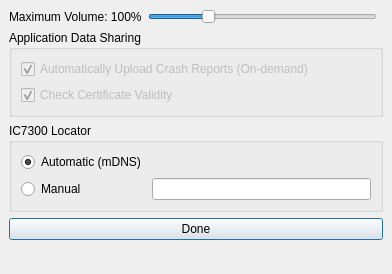
The window that preferences.ui (mckaymatthew/rdu3) describes before a commit, drawn with Qt 5.
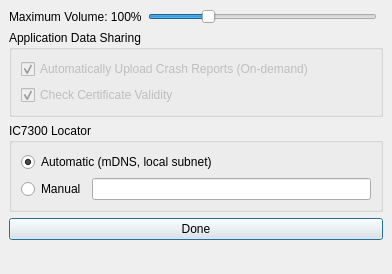
The same window after the commit.

```diff
--- a/preferences.ui
+++ b/preferences.ui
@@ -91,16 +91,6 @@
           <string>IC7300 Locator</string>
          </property>
          <layout class="QGridLayout" name="gridLayout">
-          <item row="0" column="0">
-           <widget class="QRadioButton" name="lookupAutomatic">
-            <property name="text">
-             <string>Automatic (mDNS)</string>
-            </property>
-            <property name="checked">
-             <bool>true</bool>
-            </property>
-           </widget>
-          </item>
           <item row="1" column="1">
            <widget class="QLineEdit" name="deviceIp">
             <property name="enabled">
@@ -118,6 +108,16 @@
             </property>
            </widget>
           </item>
+          <item row="0" column="0" colspan="2">
+           <widget class="QRadioButton" name="lookupAutomatic">
+            <property name="text">
+             <string>Automatic (mDNS, local subnet)</string>
+            </property>
+            <property name="checked">
+             <bool>true</bool>
+            </property>
+           </widget>
+          </item>
          </layout>
         </widget>
        </item>
```
